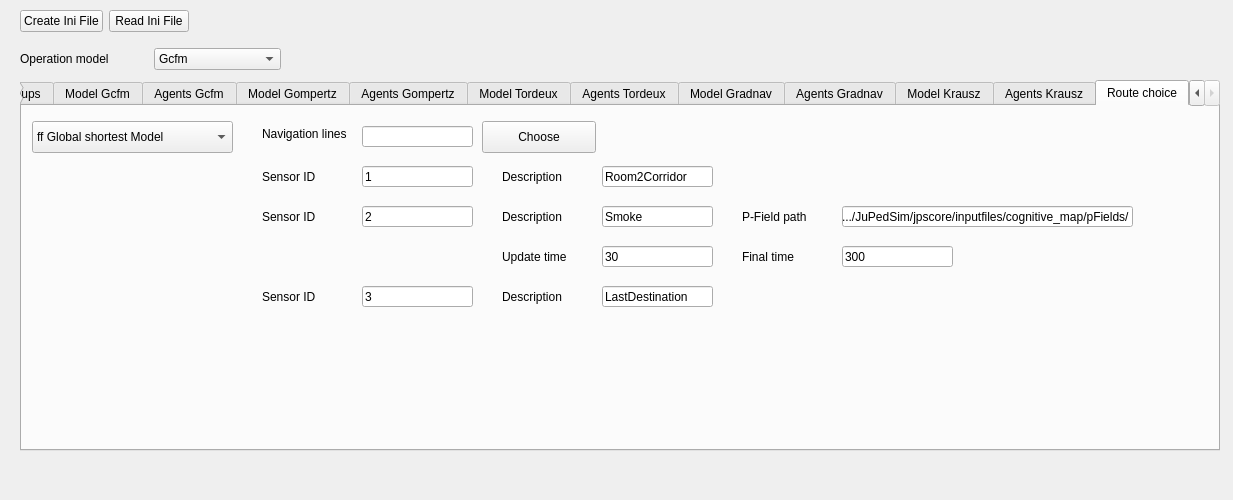
Qt form forms/inifilewidget.ui (JuPedSim/jpseditor) before a commit.
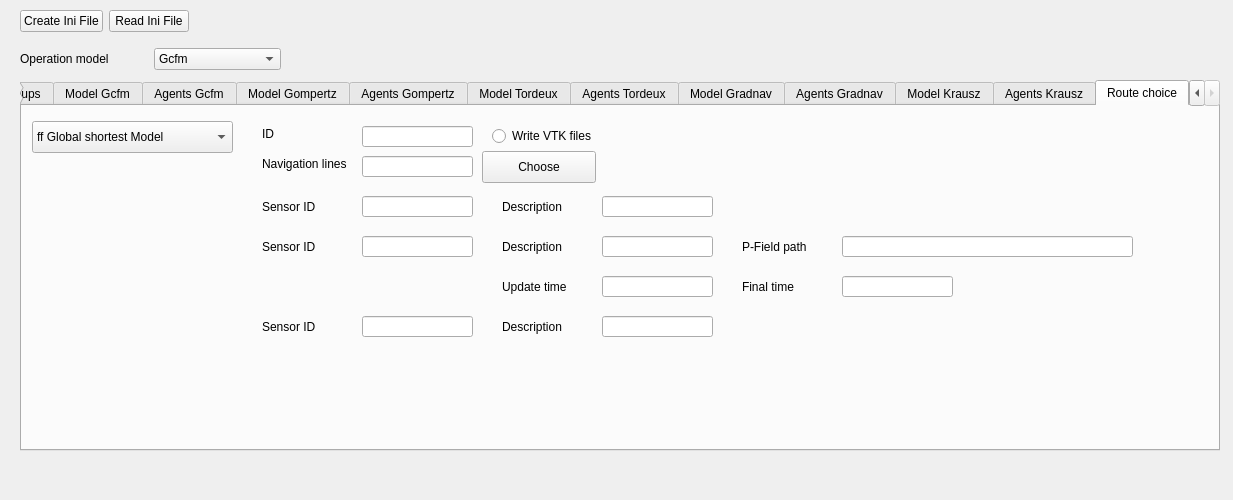
The same form after that commit.

Commit message: Refactoring router choice in inifile

```diff
--- a/forms/inifilewidget.ui
+++ b/forms/inifilewidget.ui
@@ -3906,7 +3906,7 @@
      <property name="geometry">
       <rect>
        <x>340</x>
-       <y>20</y>
+       <y>50</y>
        <width>111</width>
        <height>21</height>
       </rect>
@@ -3919,7 +3919,7 @@
      <property name="geometry">
       <rect>
        <x>240</x>
-       <y>20</y>
+       <y>50</y>
        <width>97</width>
        <height>16</height>
       </rect>
@@ -3932,20 +3932,20 @@
      <property name="geometry">
       <rect>
        <x>340</x>
-       <y>60</y>
+       <y>90</y>
        <width>111</width>
        <height>21</height>
       </rect>
      </property>
      <property name="text">
-      <string>1</string>
+      <string/>
      </property>
     </widget>
     <widget class="QLabel" name="label_route_choice_05">
      <property name="geometry">
       <rect>
        <x>240</x>
-       <y>60</y>
+       <y>90</y>
        <width>91</width>
        <height>21</height>
       </rect>
@@ -3958,20 +3958,20 @@
      <property name="geometry">
       <rect>
        <x>580</x>
-       <y>60</y>
+       <y>90</y>
        <width>111</width>
        <height>21</height>
       </rect>
      </property>
      <property name="text">
-      <string>Room2Corridor</string>
+      <string/>
      </property>
     </widget>
     <widget class="QLabel" name="label_route_choice_06">
      <property name="geometry">
       <rect>
        <x>480</x>
-       <y>60</y>
+       <y>90</y>
        <width>91</width>
        <height>21</height>
       </rect>
@@ -3984,33 +3984,33 @@
      <property name="geometry">
       <rect>
        <x>580</x>
-       <y>100</y>
+       <y>130</y>
        <width>111</width>
        <height>21</height>
       </rect>
      </property>
      <property name="text">
-      <string>Smoke</string>
+      <string/>
      </property>
     </widget>
     <widget class="QLineEdit" name="lineEdit_route_choice_07">
      <property name="geometry">
       <rect>
        <x>340</x>
-       <y>100</y>
+       <y>130</y>
        <width>111</width>
        <height>21</height>
       </rect>
      </property>
      <property name="text">
-      <string>2</string>
+      <string/>
      </property>
     </widget>
     <widget class="QLabel" name="label_route_choice_08">
      <property name="geometry">
       <rect>
        <x>480</x>
-       <y>100</y>
+       <y>130</y>
        <width>91</width>
        <height>21</height>
       </rect>
@@ -4023,7 +4023,7 @@
      <property name="geometry">
       <rect>
        <x>240</x>
-       <y>100</y>
+       <y>130</y>
        <width>91</width>
        <height>21</height>
       </rect>
@@ -4036,7 +4036,7 @@
      <property name="geometry">
       <rect>
        <x>480</x>
-       <y>180</y>
+       <y>210</y>
        <width>91</width>
        <height>21</height>
       </rect>
@@ -4049,20 +4049,20 @@
      <property name="geometry">
       <rect>
        <x>340</x>
-       <y>180</y>
+       <y>210</y>
        <width>111</width>
        <height>21</height>
       </rect>
      </property>
      <property name="text">
-      <string>3</string>
+      <string/>
      </property>
     </widget>
     <widget class="QLabel" name="label_route_choice_12">
      <property name="geometry">
       <rect>
        <x>240</x>
-       <y>180</y>
+       <y>210</y>
        <width>91</width>
        <height>21</height>
       </rect>
@@ -4075,20 +4075,20 @@
      <property name="geometry">
       <rect>
        <x>580</x>
-       <y>180</y>
+       <y>210</y>
        <width>111</width>
        <height>21</height>
       </rect>
      </property>
      <property name="text">
-      <string>LastDestination</string>
+      <string/>
      </property>
     </widget>
     <widget class="QLabel" name="label_route_choice_09">
      <property name="geometry">
       <rect>
        <x>720</x>
-       <y>100</y>
+       <y>130</y>
        <width>91</width>
        <height>21</height>
       </rect>
@@ -4101,20 +4101,20 @@
      <property name="geometry">
       <rect>
        <x>820</x>
-       <y>100</y>
+       <y>130</y>
        <width>291</width>
        <height>21</height>
       </rect>
      </property>
      <property name="text">
-      <string>.../JuPedSim/jpscore/inputfiles/cognitive_map/pFields/</string>
+      <string/>
      </property>
     </widget>
     <widget class="QLabel" name="label_route_choice_10">
      <property name="geometry">
       <rect>
        <x>480</x>
-       <y>140</y>
+       <y>170</y>
        <width>91</width>
        <height>21</height>
       </rect>
@@ -4127,20 +4127,20 @@
      <property name="geometry">
       <rect>
        <x>580</x>
-       <y>140</y>
+       <y>170</y>
        <width>111</width>
        <height>21</height>
       </rect>
      </property>
      <property name="text">
-      <string>30</string>
+      <string/>
      </property>
     </widget>
     <widget class="QLabel" name="label_route_choice_11">
      <property name="geometry">
       <rect>
        <x>720</x>
-       <y>140</y>
+       <y>170</y>
        <width>91</width>
        <height>21</height>
       </rect>
@@ -4153,13 +4153,13 @@
      <property name="geometry">
       <rect>
        <x>820</x>
-       <y>140</y>
+       <y>170</y>
        <width>111</width>
        <height>21</height>
       </rect>
      </property>
      <property name="text">
-      <string>300</string>
+      <string/>
      </property>
     </widget>
     <widget class="QComboBox" name="comboBox_Router">
@@ -4191,7 +4191,7 @@
      <property name="geometry">
       <rect>
        <x>460</x>
-       <y>15</y>
+       <y>45</y>
        <width>114</width>
        <height>32</height>
       </rect>
@@ -4200,6 +4200,42 @@
       <string>Choose</string>
      </property>
     </widget>
+    <widget class="QLabel" name="label_5">
+     <property name="geometry">
+      <rect>
+       <x>240</x>
+       <y>20</y>
+       <width>59</width>
+       <height>16</height>
+      </rect>
+     </property>
+     <property name="text">
+      <string>ID</string>
+     </property>
+    </widget>
+    <widget class="QLineEdit" name="lineEdit_ID">
+     <property name="geometry">
+      <rect>
+       <x>340</x>
+       <y>20</y>
+       <width>111</width>
+       <height>21</height>
+      </rect>
+     </property>
+    </widget>
+    <widget class="QRadioButton" name="radioButton_VTK">
+     <property name="geometry">
+      <rect>
+       <x>470</x>
+       <y>20</y>
+       <width>121</width>
+       <height>20</height>
+      </rect>
+     </property>
+     <property name="text">
+      <string>Write VTK files</string>
+     </property>
+    </widget>
    </widget>
   </widget>
   <widget class="QLabel" name="label_warning">
```
The commit also changes 2 other files.
